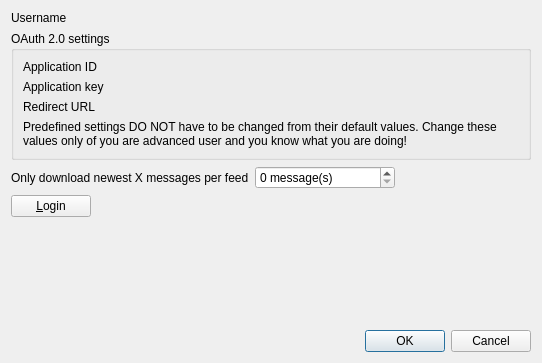
Old version of the form src/librssguard/services/gmail/gui/formeditgmailaccount.ui in the repository martinrotter/rssguard.
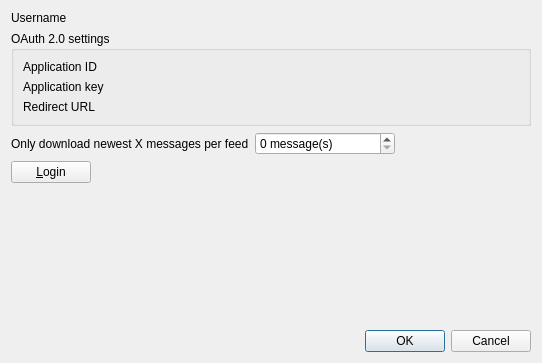
New version of the form. Custom widgets are drawn as their Qt base class.

```diff
--- a/src/librssguard/services/gmail/gui/formeditgmailaccount.ui
+++ b/src/librssguard/services/gmail/gui/formeditgmailaccount.ui
@@ -57,16 +57,6 @@
       <item row="2" column="1">
        <widget class="LineEditWithStatus" name="m_txtRedirectUrl" native="true"/>
       </item>
-      <item row="3" column="0" colspan="2">
-       <widget class="QLabel" name="m_lblAuthInfo">
-        <property name="text">
-         <string>Predefined settings DO NOT have to be changed from their default values. Change these values only of you are advanced user and you know what you are doing!</string>
-        </property>
-        <property name="wordWrap">
-         <bool>true</bool>
-        </property>
-       </widget>
-      </item>
      </layout>
     </widget>
    </item>
```
